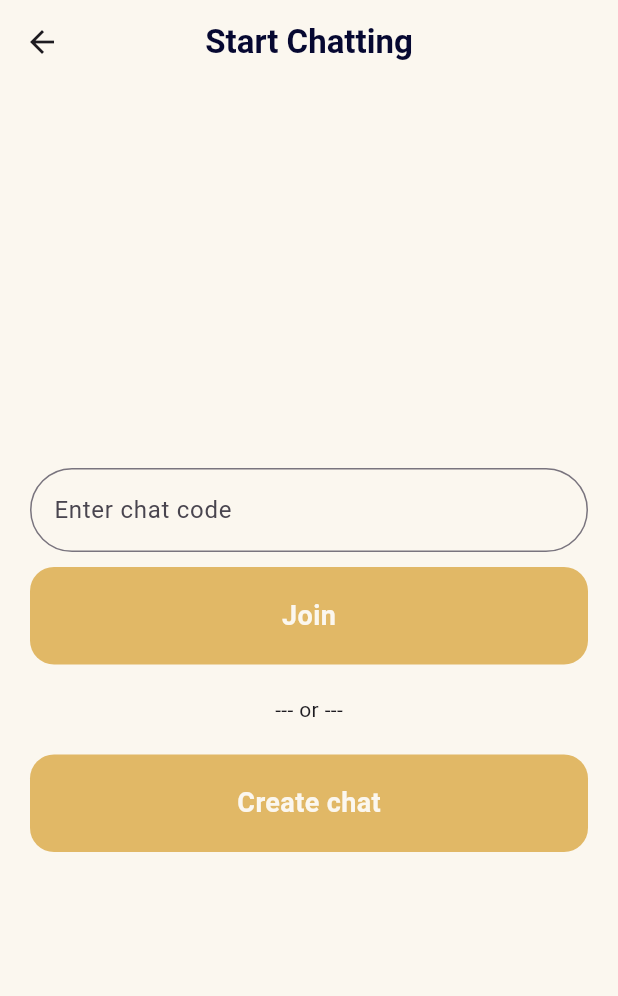
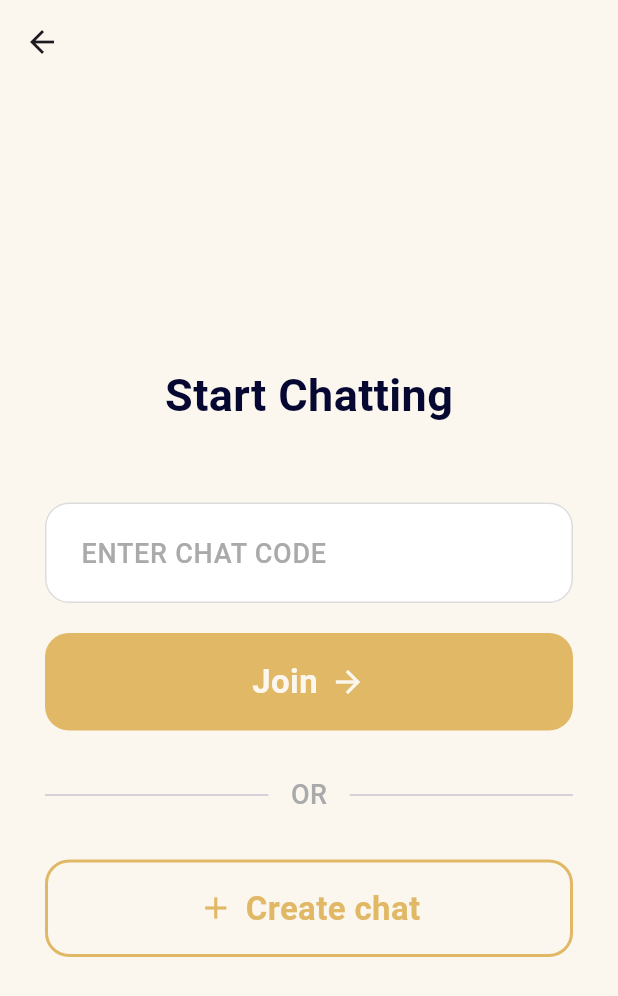
Before and after one commit to DanielGrigoryanAm/sinai, a Flutter app: the StartChatScreen screen opened by its route, on a phone screen of 412 x 824 dp. Shown: the top 996 px of the screen. Run offline on Flutter 3.47's test engine with Material 3 defaults, Android fonts, the phone set to English and light mode, and no system bars; our stand-ins replace auto_route, cloud_firestore, equatable, firebase_auth, firebase_core, flutter_bloc; accounts and stored records are empty; network calls fail.

Commit message:
redesign start chat screen

```diff
--- a/lib/common/custom_button.dart
+++ b/lib/common/custom_button.dart
@@ -2,35 +2,110 @@ import 'package:flutter/material.dart';
 import 'package:sinai/theme/app_typography_extension.dart';
 import 'package:sinai/theme/color_theme.dart';
 
+enum _CustomButtonType { primary, outline }
+
 class CustomButton extends StatelessWidget {
-  const CustomButton({
+  const CustomButton._({
     super.key,
     required this.text,
     required this.onTap,
+    required _CustomButtonType type,
     this.isLoading = false,
-  });
+    this.leadingIcon,
+    this.trailingIcon,
+  }) : _type = type;
+
+  factory CustomButton.primary({
+    Key? key,
+    required String text,
+    required VoidCallback onTap,
+    bool isLoading = false,
+    IconData? leadingIcon,
+    IconData? trailingIcon,
+  }) {
+    return CustomButton._(
+      key: key,
+      text: text,
+      onTap: onTap,
+      type: _CustomButtonType.primary,
+      isLoading: isLoading,
+      leadingIcon: leadingIcon,
+      trailingIcon: trailingIcon,
+    );
+  }
+
+  factory CustomButton.outline({
+    Key? key,
+    required String text,
+    required VoidCallback onTap,
+    bool isLoading = false,
+    IconData? leadingIcon,
+    IconData? trailingIcon,
+  }) {
+    return CustomButton._(
+      key: key,
+      text: text,
+      onTap: onTap,
+      type: _CustomButtonType.outline,
+      isLoading: isLoading,
+      leadingIcon: leadingIcon,
+      trailingIcon: trailingIcon,
+    );
+  }
 
   final String text;
   final VoidCallback onTap;
   final bool isLoading;
+  final IconData? leadingIcon;
+  final IconData? trailingIcon;
+  final _CustomButtonType _type;
 
   @override
   Widget build(BuildContext context) {
+    final isPrimary = _type == _CustomButtonType.primary;
+    final backgroundColor =
+        isPrimary ? context.colorTheme.secondary : Colors.transparent;
+    final textColor = isPrimary
+        ? context.colorTheme.backgroundPrimary
+        : context.colorTheme.secondary;
+
     return GestureDetector(
       onTap: onTap,
       child: Container(
         height: 65,
         decoration: BoxDecoration(
-          color: context.colorTheme.secondary,
+          color: backgroundColor,
           borderRadius: BorderRadius.circular(16),
+          border: isPrimary
+              ? null
+              : Border.all(
+                  color: context.colorTheme.secondary,
+                  width: 2,
+                ),
         ),
         child: Center(
           child: isLoading
-              ? CircularProgressIndicator()
-              : Text(
-                  text,
-                  style: context.textTheme.titleSmall
-                      .copyWith(color: context.colorTheme.backgroundPrimary),
+              ? CircularProgressIndicator(
+                  color: textColor,
+                )
+              : Row(
+                  mainAxisSize: MainAxisSize.min,
+                  children: [
+                    if (leadingIcon != null) ...[
+                      Icon(leadingIcon, color: textColor),
+                      const SizedBox(width: 8),
+                    ],
+                    Text(
+                      text,
+                      style: context.textTheme.titleLarge.copyWith(
+                        color: textColor,
+                      ),
+                    ),
+                    if (trailingIcon != null) ...[
+                      const SizedBox(width: 8),
+                      Icon(trailingIcon, color: textColor),
+                    ],
+                  ],
                 ),
         ),
       ),
--- a/lib/features/chat/chat_screen.dart
+++ b/lib/features/chat/chat_screen.dart
@@ -159,7 +159,7 @@ class _ChatScreenViewState extends State<ChatScreenView> {
                       ),
                     ),
                     const SizedBox(width: 8),
-                    CustomButton(
+                    CustomButton.primary(
                       text: 'Send',
                       onTap: () {
                         final text = chatController.text.trim();
--- a/lib/features/onboarding/onboarding_screen.dart
+++ b/lib/features/onboarding/onboarding_screen.dart
@@ -62,7 +62,7 @@ class _OnboardingScreenViewState extends State<OnboardingScreenView> {
               hintText: 'Enter your name',
             ),
             SizedBox(height: 20),
-            CustomButton(
+            CustomButton.primary(
               text: 'Start',
               onTap: _onStart,
             ),
@@ -87,6 +87,6 @@ class _OnboardingScreenViewState extends State<OnboardingScreenView> {
           SetUserNameEvent(name),
         );
 
-    context.router.replace(const StartChatRoute());
+    context.router.push(const StartChatRoute());
   }
 }
--- a/lib/features/start_chat/start_chat_screen.dart
+++ b/lib/features/start_chat/start_chat_screen.dart
@@ -1,11 +1,11 @@
-import 'dart:developer';
-
 import 'package:auto_route/auto_route.dart';
 import 'package:flutter/material.dart';
 import 'package:flutter_bloc/flutter_bloc.dart';
 import 'package:sinai/common/custom_app_bar.dart';
 import 'package:sinai/common/custom_button.dart';
+import 'package:sinai/common/custom_text_field.dart';
 import 'package:sinai/router/app_router.dart';
+import 'package:sinai/theme/app_typography_extension.dart';
 import 'package:sinai/theme/color_theme.dart';
 
 import 'bloc/chat_bloc.dart';
@@ -19,7 +19,7 @@ class StartChatScreen extends StatefulWidget {
 }
 
 class _StartChatScreenState extends State<StartChatScreen> {
-  final TextEditingController chatCodeController = TextEditingController();
+  final TextEditingController _chatCodeController = TextEditingController();
 
   @override
   Widget build(BuildContext context) {
@@ -27,7 +27,7 @@ class _StartChatScreenState extends State<StartChatScreen> {
       create: (_) => ChatBloc(),
       child: Scaffold(
         appBar: CustomAppBar(
-          title: 'Start Chatting',
+          showBackButton: true,
         ),
         backgroundColor: context.colorTheme.backgroundPrimary,
         body: BlocConsumer<ChatBloc, ChatState>(
@@ -37,46 +37,57 @@ class _StartChatScreenState extends State<StartChatScreen> {
                 SnackBar(content: Text(state.message)),
               );
             }
-
             if (state is ChatCreated) {
-              log('>>>>Chat created with code: ${state.code}');
               context.router.push(ChatRoute(chatCode: state.code));
             }
-
             if (state is ChatJoined) {
-              log('>>>>Joined chat with code: ${state.code}');
               context.router.push(ChatRoute(chatCode: state.code));
             }
           },
           builder: (context, state) => Padding(
-            padding: const EdgeInsets.symmetric(horizontal: 20.0),
+            padding: const EdgeInsets.symmetric(horizontal: 30.0),
             child: Column(
               mainAxisAlignment: MainAxisAlignment.center,
               children: [
-                TextField(
-                  controller: chatCodeController,
-                  textCapitalization: TextCapitalization.characters,
-                  decoration: InputDecoration(
-                    border: OutlineInputBorder(
-                      borderRadius: BorderRadius.circular(50),
-                    ),
-                    hintText: 'Enter chat code',
+                Text(
+                  'Start Chatting',
+                  style: context.textTheme.titleLarge.copyWith(
+                    fontSize: 30,
                   ),
                 ),
-                SizedBox(height: 10),
-                CustomButton(
+                SizedBox(height: 50),
+                CustomTextField(
+                  controller: _chatCodeController,
+                  hintText: 'ENTER CHAT CODE',
+                ),
+                SizedBox(height: 20),
+                CustomButton.primary(
                   text: 'Join',
+                  trailingIcon: Icons.arrow_forward,
                   onTap: () {
                     context.read<ChatBloc>().add(
-                          JoinChatEvent(chatCodeController.text),
+                          JoinChatEvent(_chatCodeController.text),
                         );
                   },
                 ),
-                SizedBox(height: 20),
-                Text('--- or ---'),
-                SizedBox(height: 20),
-                CustomButton(
+                SizedBox(height: 30),
+                Row(
+                  children: [
+                    Expanded(child: Divider()),
+                    Padding(
+                      padding: const EdgeInsets.symmetric(horizontal: 15.0),
+                      child: Text(
+                        'OR',
+                        style: context.textTheme.hintText,
+                      ),
+                    ),
+                    Expanded(child: Divider()),
+                  ],
+                ),
+                SizedBox(height: 30),
+                CustomButton.outline(
                   text: 'Create chat',
+                  leadingIcon: Icons.add,
                   isLoading: state is ChatLoading,
                   onTap: () {
                     context.read<ChatBloc>().add(const CreateChatEvent());
```
